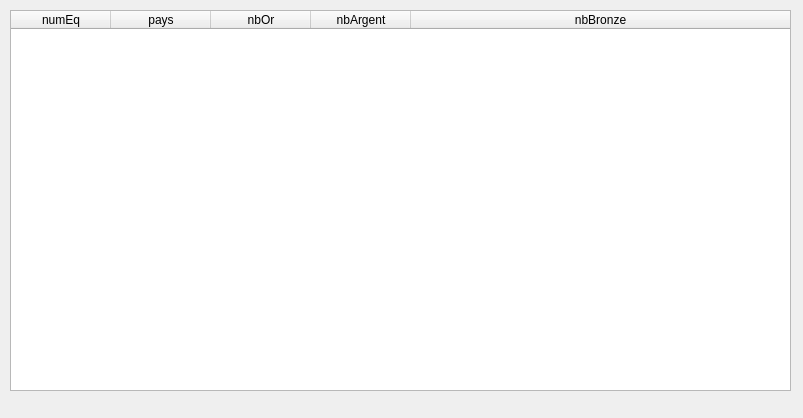
This is gui/fct_comp_6.ui in NoxFly/CEBD-project-competition as Qt 5 draws it before an edit. The edited form follows.
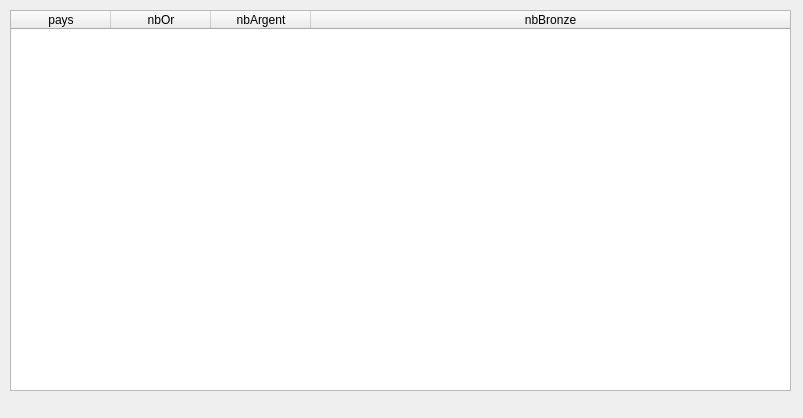
This is the edited form.

Diff of the .ui file:
```diff
--- a/gui/fct_comp_6.ui
+++ b/gui/fct_comp_6.ui
@@ -31,30 +31,37 @@
    <attribute name="verticalHeaderVisible">
     <bool>false</bool>
    </attribute>
-   <column>
-    <property name="text">
-     <string>numEq</string>
-    </property>
-   </column>
    <column>
     <property name="text">
      <string>pays</string>
     </property>
+    <property name="textAlignment">
+     <set>AlignCenter</set>
+    </property>
    </column>
    <column>
     <property name="text">
      <string>nbOr</string>
     </property>
+    <property name="textAlignment">
+     <set>AlignCenter</set>
+    </property>
    </column>
    <column>
     <property name="text">
      <string>nbArgent</string>
     </property>
+    <property name="textAlignment">
+     <set>AlignCenter</set>
+    </property>
    </column>
    <column>
     <property name="text">
      <string>nbBronze</string>
     </property>
+    <property name="textAlignment">
+     <set>AlignCenter</set>
+    </property>
    </column>
   </widget>
   <widget class="QLabel" name="label_fct_comp_6">
```
